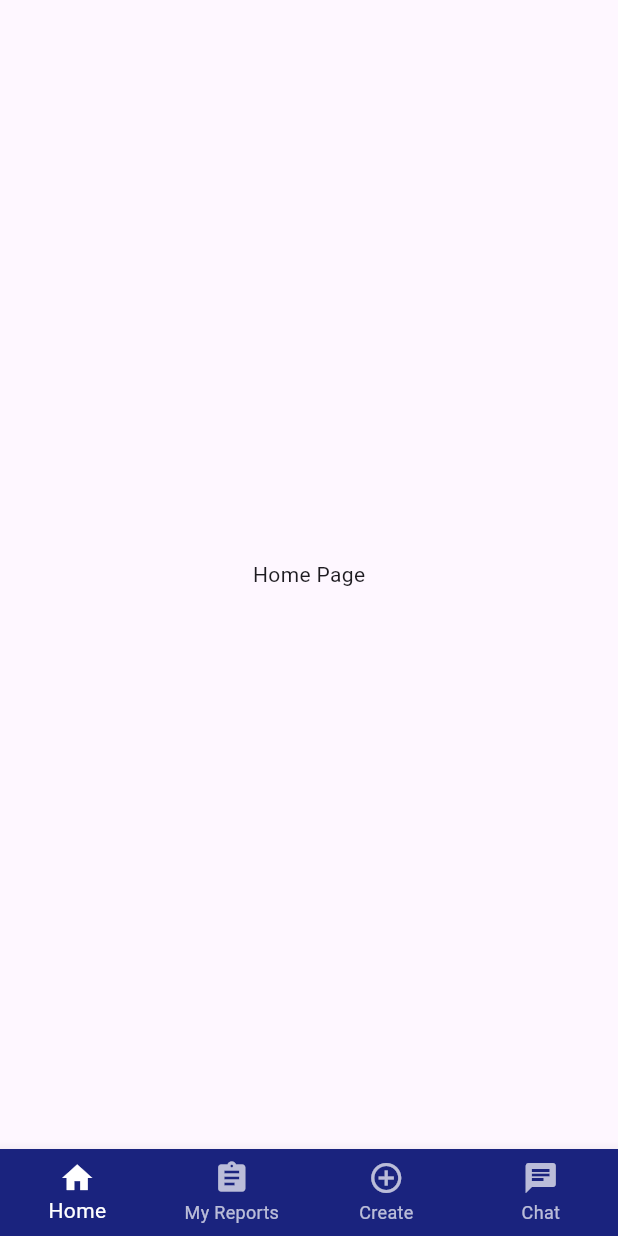
After one commit to hadirida46/repair_app, a Flutter app: the MainPage screen opened directly, on a phone screen of 412 x 824 dp. The commit adds this screen. Run offline on Flutter 3.47's test engine with Material 3 defaults, Android fonts, the phone set to English and light mode, and no system bars; our stand-ins replace lottie; project files that could hold a hidden picture were left out.

Commit message:
Updated Sign Up and Sign In forms with navigation

```diff
--- /dev/null
+++ b/lib/pages/main_page.dart
@@ -0,0 +1,37 @@
+import 'package:flutter/material.dart';
+import '/widgets/bottom_nav_bar.dart';
+
+class MainPage extends StatefulWidget {
+  const MainPage({Key? key}) : super(key: key);
+
+  @override
+  State<MainPage> createState() => _MainPageState();
+}
+
+class _MainPageState extends State<MainPage> {
+  int _selectedIndex = 0;
+
+  final List<Widget> _pages = [
+    Center(child: Text('Home Page')),
+    Center(child: Text('My Reports Page')),
+    Center(child: Text('Create Report Page')),
+    Center(child: Text('Chat Page')),
+  ];
+
+  void _onNavTapped(int index) {
+    setState(() {
+      _selectedIndex = index;
+    });
+  }
+
+  @override
+  Widget build(BuildContext context) {
+    return Scaffold(
+      body: _pages[_selectedIndex],
+      bottomNavigationBar: BottomNavBar(
+        currentIndex: _selectedIndex,
+        onTap: _onNavTapped,
+      ),
+    );
+  }
+}
--- /dev/null
+++ b/lib/widgets/bottom_nav_bar.dart
@@ -0,0 +1,36 @@
+import 'package:flutter/material.dart';
+
+class BottomNavBar extends StatelessWidget {
+  final int currentIndex;
+  final Function(int) onTap;
+
+  const BottomNavBar({
+    Key? key,
+    required this.currentIndex,
+    required this.onTap,
+  }) : super(key: key);
+
+  @override
+  Widget build(BuildContext context) {
+    return BottomNavigationBar(
+      currentIndex: currentIndex,
+      onTap: onTap,
+      backgroundColor: Colors.indigo[900],
+      selectedItemColor: Colors.white,
+      unselectedItemColor: Colors.white70,
+      type: BottomNavigationBarType.fixed,
+      items: const [
+        BottomNavigationBarItem(icon: Icon(Icons.home), label: 'Home'),
+        BottomNavigationBarItem(
+          icon: Icon(Icons.assignment),
+          label: 'My Reports',
+        ),
+        BottomNavigationBarItem(
+          icon: Icon(Icons.add_circle_outline),
+          label: 'Create',
+        ),
+        BottomNavigationBarItem(icon: Icon(Icons.chat), label: 'Chat'),
+      ],
+    );
+  }
+}
```
Also changed, not shown: lib/pages/home.dart (added, +26 -0 lines), lib/widgets/sign_in_form.dart (+10 -1 lines), lib/widgets/sign_up_form.dart (+9 -0 lines), lib/pages/chat_list.dart (added), lib/pages/create_report.dart (added), lib/pages/my_reports.dart (added).
